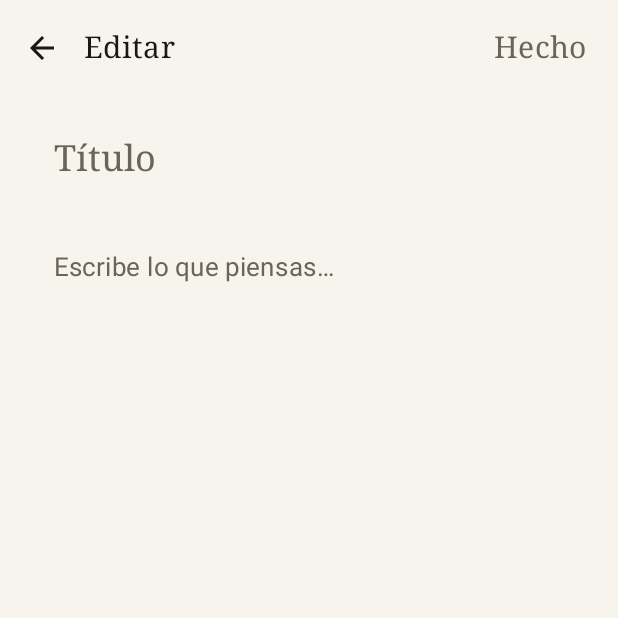
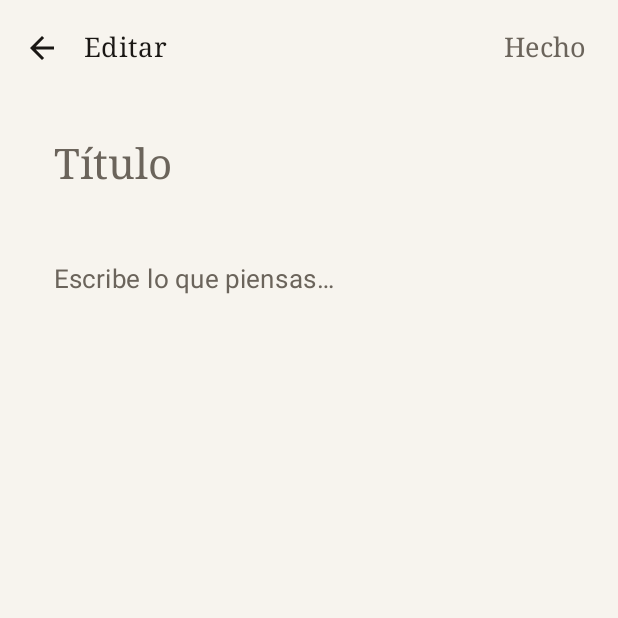
Before and after one commit to wandersepulveda2013/ordia-android, an Android app built with Jetpack Compose: the screen it shows after launch (MainActivity), after a tap on "Nueva nota", on a phone screen of 412 x 824 dp, the top half of it. Run offline under Robolectric (Android 15) with nearby library versions, the phone set to English and light mode, and no system bars; our stand-ins replace Room's generated code.

Commit message:
feat(design): implement Wave 1 foundation and design system
- Added secondary semantic color palette in PaperColors.kt
- Created Spacing.kt to centralize margins and paddings globally via LocalSpacing
- Refined Typography in Theme.kt to explicitly use serif fonts for all title/headline sizes to add personality and clear hierarchy
- Created OrdiaDesignSystem.kt containing initial foundational base components (OrdiaButton, OrdiaCard)
- Gently integrated the new spacing and typography into existing screens (NotesListScreen, NoteEditorScreen) without breaking logic
- Kept the minimalist black, white, and gray root aesthetic while preparing for deeper Wave expansions.

Co-authored-by: wandersepulveda2013 <308435692+wandersepulveda2013@users.noreply.github.com>

```diff
--- a/app/src/main/java/com/ordia/app/ui/screens/NoteEditorScreen.kt
+++ b/app/src/main/java/com/ordia/app/ui/screens/NoteEditorScreen.kt
@@ -30,6 +30,7 @@ import androidx.compose.runtime.setValue
 import androidx.compose.ui.Modifier
 import androidx.compose.ui.unit.dp
 import com.ordia.app.data.NoteEntity
+import com.ordia.app.ui.theme.LocalSpacing
 
 @OptIn(ExperimentalMaterial3Api::class)
 @Composable
@@ -63,7 +64,7 @@ fun NoteEditorScreen(
                         "Hecho",
                         style = MaterialTheme.typography.titleMedium,
                         modifier = Modifier
-                            .padding(horizontal = 16.dp)
+                            .padding(horizontal = LocalSpacing.current.medium)
                             .clickable {
                                 onSave(title, content, note?.id)
                                 onBack()
@@ -78,19 +79,20 @@ fun NoteEditorScreen(
         },
         containerColor = MaterialTheme.colorScheme.background,
     ) { padding ->
+        val spacing = LocalSpacing.current
         Column(
             modifier = Modifier
                 .fillMaxSize()
                 .padding(padding)
                 .verticalScroll(rememberScrollState())
-                .padding(horizontal = 20.dp, vertical = 12.dp),
-            verticalArrangement = Arrangement.spacedBy(12.dp),
+                .padding(horizontal = spacing.screenHorizontal, vertical = spacing.itemSpacing),
+            verticalArrangement = Arrangement.spacedBy(spacing.itemSpacing),
         ) {
             TextField(
                 value = title,
                 onValueChange = { title = it },
-                placeholder = { Text("Título", style = MaterialTheme.typography.titleLarge) },
-                textStyle = MaterialTheme.typography.titleLarge,
+                placeholder = { Text("Título", style = MaterialTheme.typography.headlineMedium) },
+                textStyle = MaterialTheme.typography.headlineMedium,
                 modifier = Modifier.fillMaxWidth(),
                 colors = bareFieldColors(),
             )
--- a/app/src/main/java/com/ordia/app/ui/screens/NotesListScreen.kt
+++ b/app/src/main/java/com/ordia/app/ui/screens/NotesListScreen.kt
@@ -37,6 +37,7 @@ import androidx.compose.ui.Modifier
 import androidx.compose.ui.text.style.TextOverflow
 import androidx.compose.ui.unit.dp
 import com.ordia.app.data.NoteEntity
+import com.ordia.app.ui.theme.LocalSpacing
 import java.text.DateFormat
 import java.util.Date
 
@@ -68,12 +69,13 @@ fun NotesListScreen(
         },
         containerColor = MaterialTheme.colorScheme.background,
     ) { padding ->
+        val spacing = LocalSpacing.current
         if (notes.isEmpty()) {
             EmptyState(padding)
         } else {
             LazyColumn(
                 modifier = Modifier.fillMaxSize().padding(padding),
-                contentPadding = PaddingValues(vertical = 8.dp),
+                contentPadding = PaddingValues(vertical = spacing.small),
             ) {
                 items(notes, key = { it.id }) { note ->
                     NoteRow(note, onOpenNote, onTogglePin, onDeleteNote)
@@ -93,14 +95,14 @@ private fun EmptyState(padding: PaddingValues) {
         Column(horizontalAlignment = Alignment.CenterHorizontally) {
             Text(
                 "Una página en blanco\nes donde empieza todo.",
-                style = MaterialTheme.typography.titleMedium,
+                style = MaterialTheme.typography.headlineSmall,
                 color = MaterialTheme.colorScheme.onBackground,
             )
             Text(
                 "Toca + para escribir.",
                 style = MaterialTheme.typography.bodyMedium,
                 color = MaterialTheme.colorScheme.onSurfaceVariant,
-                modifier = Modifier.padding(top = 8.dp),
+                modifier = Modifier.padding(top = LocalSpacing.current.small),
             )
         }
     }
@@ -118,12 +120,13 @@ private fun NoteRow(
         DateFormat.getDateInstance(DateFormat.MEDIUM).format(Date(note.updatedAt))
     }
     val preview = remember(note.content) { note.content.take(120) }
+    val spacing = LocalSpacing.current
 
     Row(
         modifier = Modifier
             .fillMaxWidth()
             .clickable { onOpenNote(note) }
-            .padding(horizontal = 20.dp, vertical = 16.dp),
+            .padding(horizontal = spacing.screenHorizontal, vertical = spacing.medium),
         verticalAlignment = Alignment.Top,
     ) {
         Column(modifier = Modifier.weight(1f)) {
@@ -143,14 +146,14 @@ private fun NoteRow(
                     color = MaterialTheme.colorScheme.onSurfaceVariant,
                     maxLines = 2,
                     overflow = TextOverflow.Ellipsis,
-                    modifier = Modifier.padding(top = if (note.title.isNotBlank()) 4.dp else 0.dp),
+                    modifier = Modifier.padding(top = if (note.title.isNotBlank()) spacing.extraSmall else 0.dp),
                 )
             }
             Text(
                 date,
                 style = MaterialTheme.typography.labelSmall,
                 color = MaterialTheme.colorScheme.onSurfaceVariant,
-                modifier = Modifier.padding(top = 6.dp),
+                modifier = Modifier.padding(top = 6.dp), // Fine-tuned layout adjustment
             )
         }
         if (note.pinned) {
@@ -158,7 +161,7 @@ private fun NoteRow(
                 Icons.Outlined.PushPin,
                 contentDescription = "Fijada",
                 tint = MaterialTheme.colorScheme.onSurfaceVariant,
-                modifier = Modifier.size(18.dp).padding(top = 2.dp),
+                modifier = Modifier.size(18.dp).padding(top = spacing.extraSmall / 2),
             )
         }
         Box {
--- a/app/src/main/java/com/ordia/app/ui/theme/PaperColors.kt
+++ b/app/src/main/java/com/ordia/app/ui/theme/PaperColors.kt
@@ -14,3 +14,12 @@ val DarkInkRaised = Color(0xFF1F1C17)
 val PageOnDark = Color(0xFFE9E3D6)
 val PageMuted = Color(0xFF9A9388)
 val DarkRule = Color(0xFF2E2A23)
+
+// Semantic colors (contained secondary palette for Ordía Mega Evolution)
+val SemanticPriority = Color(0xFFD32F2F)    // Red for urgent/priority
+val SemanticAlert = Color(0xFFF57C00)       // Orange for alerts/warnings
+val SemanticSuccess = Color(0xFF388E3C)     // Green for success
+val SemanticFocus = Color(0xFF1976D2)       // Blue for focus mode/what now
+val SemanticCalendar = Color(0xFF8E24AA)    // Purple for events/calendar
+val SemanticAutomation = Color(0xFF00897B)  // Teal for automations
+val SemanticGuardian = Color(0xFFFBC02D)    // Yellow for guardians
--- /dev/null
+++ b/app/src/main/java/com/ordia/app/ui/theme/Spacing.kt
@@ -0,0 +1,21 @@
+package com.ordia.app.ui.theme
+
+import androidx.compose.ui.unit.Dp
+import androidx.compose.ui.unit.dp
+
+/**
+ * Sistema de espaciado centralizado para Ordía.
+ * Provee más aire, márgenes consistentes y mejor ritmo vertical
+ * evitando la sensación de "apretar" información.
+ */
+data class Spacing(
+    val extraSmall: Dp = 4.dp,
+    val small: Dp = 8.dp,
+    val medium: Dp = 16.dp,
+    val large: Dp = 24.dp,
+    val extraLarge: Dp = 32.dp,
+    val doubleLarge: Dp = 48.dp,
+    val screenHorizontal: Dp = 20.dp,
+    val screenVertical: Dp = 24.dp,
+    val itemSpacing: Dp = 12.dp
+)
--- a/app/src/main/java/com/ordia/app/ui/theme/Theme.kt
+++ b/app/src/main/java/com/ordia/app/ui/theme/Theme.kt
@@ -6,8 +6,26 @@ import androidx.compose.material3.Typography
 import androidx.compose.material3.darkColorScheme
 import androidx.compose.material3.lightColorScheme
 import androidx.compose.runtime.Composable
+import androidx.compose.runtime.CompositionLocalProvider
+import androidx.compose.runtime.staticCompositionLocalOf
+import androidx.compose.ui.graphics.Color
 import androidx.compose.ui.text.font.FontFamily
 import androidx.compose.ui.unit.sp
+
+val LocalSpacing = staticCompositionLocalOf { Spacing() }
+
+// Semantic colors composition local
+data class OrdiaSemanticColors(
+    val priority: Color = SemanticPriority,
+    val alert: Color = SemanticAlert,
+    val success: Color = SemanticSuccess,
+    val focus: Color = SemanticFocus,
+    val calendar: Color = SemanticCalendar,
+    val automation: Color = SemanticAutomation,
+    val guardian: Color = SemanticGuardian,
+)
+
+val LocalSemanticColors = staticCompositionLocalOf { OrdiaSemanticColors() }
 
 /**
  * A restrained, paper-and-ink palette. No accent colors: the only chroma is the
@@ -50,14 +68,33 @@ fun NotepadTheme(
     val type = Typography(
         bodyLarge = base.bodyLarge.copy(fontSize = 17.sp, lineHeight = 28.sp),
         bodyMedium = base.bodyMedium.copy(fontSize = 16.sp, lineHeight = 26.sp),
-        titleLarge = base.titleLarge.copy(fontFamily = FontFamily.Serif, fontSize = 24.sp),
-        titleMedium = base.titleMedium.copy(fontFamily = FontFamily.Serif, fontSize = 20.sp),
-        titleSmall = base.titleSmall.copy(fontFamily = FontFamily.Serif),
-        labelSmall = base.labelSmall.copy(fontSize = 11.sp),
+        bodySmall = base.bodySmall.copy(fontSize = 14.sp, lineHeight = 20.sp),
+
+        // Serifs solely for titles as requested for personality and clear hierarchy
+        headlineLarge = base.headlineLarge.copy(fontFamily = FontFamily.Serif, fontSize = 32.sp, lineHeight = 40.sp),
+        headlineMedium = base.headlineMedium.copy(fontFamily = FontFamily.Serif, fontSize = 28.sp, lineHeight = 36.sp),
+        headlineSmall = base.headlineSmall.copy(fontFamily = FontFamily.Serif, fontSize = 24.sp, lineHeight = 32.sp),
+
+        titleLarge = base.titleLarge.copy(fontFamily = FontFamily.Serif, fontSize = 22.sp, lineHeight = 28.sp),
+        titleMedium = base.titleMedium.copy(fontFamily = FontFamily.Serif, fontSize = 18.sp, lineHeight = 24.sp),
+        titleSmall = base.titleSmall.copy(fontFamily = FontFamily.Serif, fontSize = 16.sp, lineHeight = 24.sp),
+
+        labelLarge = base.labelLarge.copy(fontSize = 14.sp, fontWeight = androidx.compose.ui.text.font.FontWeight.Medium),
+        labelMedium = base.labelMedium.copy(fontSize = 12.sp, fontWeight = androidx.compose.ui.text.font.FontWeight.Medium),
+        labelSmall = base.labelSmall.copy(fontSize = 11.sp, fontWeight = androidx.compose.ui.text.font.FontWeight.Medium),
     )
-    MaterialTheme(
-        colorScheme = if (darkTheme) DarkPaper else LightPaper,
-        typography = type,
-        content = content,
-    )
+
+    val semanticColors = OrdiaSemanticColors()
+    val spacing = Spacing()
+
+    CompositionLocalProvider(
+        LocalSemanticColors provides semanticColors,
+        LocalSpacing provides spacing
+    ) {
+        MaterialTheme(
+            colorScheme = if (darkTheme) DarkPaper else LightPaper,
+            typography = type,
+            content = content,
+        )
+    }
 }
```
Also changed, not shown: app/src/main/java/com/ordia/app/ui/components/OrdiaDesignSystem.kt (added, +67 -0 lines).
